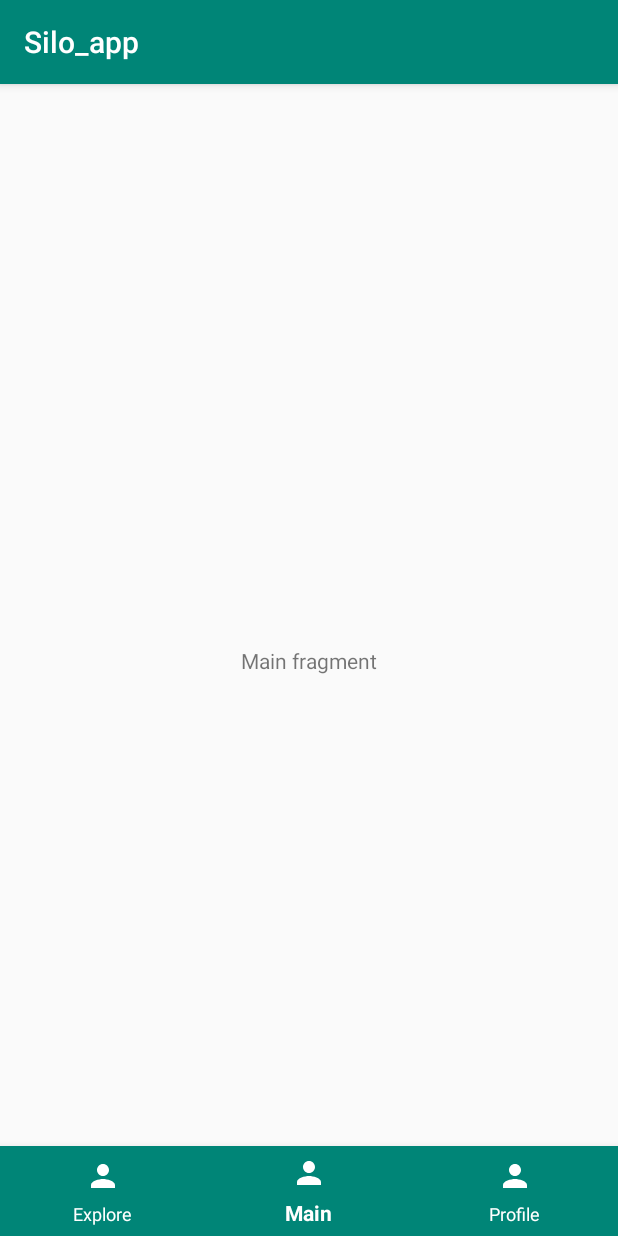
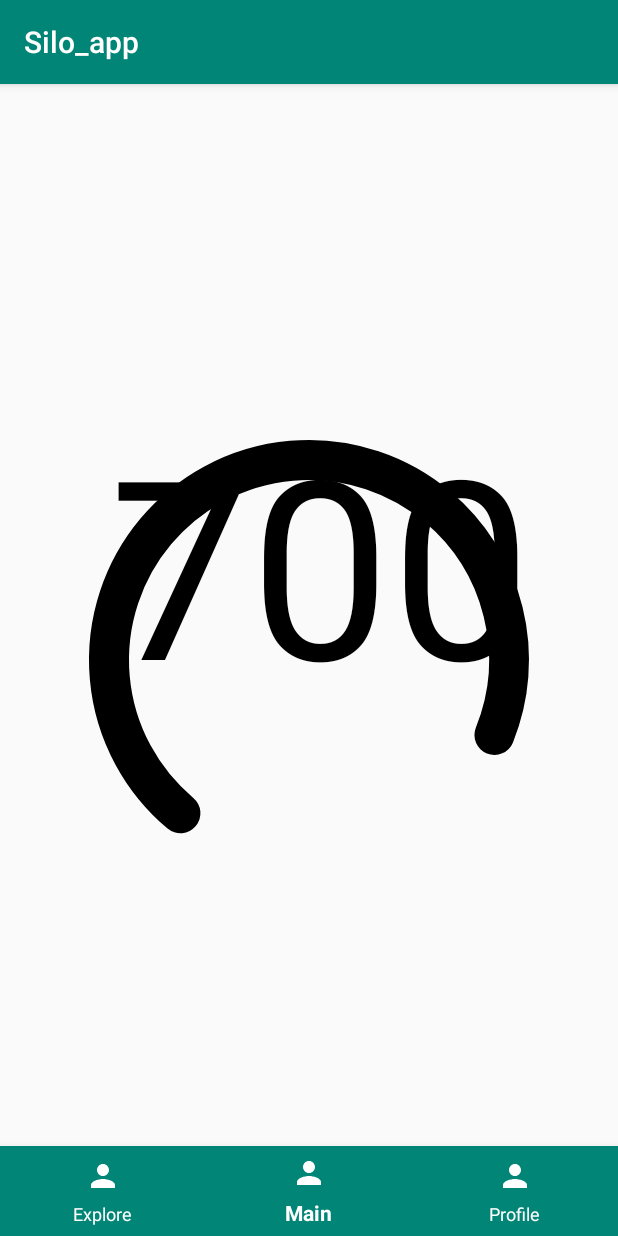
Before and after one commit to rprend/Silo, an Android app: the MainFragment screen opened through its navigation route, on a phone screen of 412 x 824 dp. Run offline under Robolectric (Android 15) with nearby library versions, the phone set to English and light mode, and no system bars; our stand-ins replace navigation-ui.

Commit message:
Implement Text in RingView

```diff
--- a/silo_app/app/src/main/java/com/silo/silo_app/MainFragment.java
+++ b/silo_app/app/src/main/java/com/silo/silo_app/MainFragment.java
@@ -74,6 +74,7 @@ public class MainFragment extends Fragment {
         // Inflate the layout for this fragment
         View view = inflater.inflate(R.layout.fragment_main, container, false);
         ringView = view.findViewById(R.id.ring_view);
+        ringView.setEcoValue(0.7f);
         return view;
     }
 
--- /dev/null
+++ b/silo_app/app/src/main/java/com/silo/silo_app/RingView.kt
@@ -0,0 +1,69 @@
+package com.silo.silo_app
+
+import android.animation.ValueAnimator
+import android.content.Context
+import android.graphics.*
+import android.util.AttributeSet
+import android.view.View
+
+class RingView @JvmOverloads constructor(context: Context, attrs: AttributeSet? = null, defStyleAttr: Int = 0)
+    : View(context, attrs, defStyleAttr) {
+
+    var ecoVal: Float = 0f
+    val backgroundPaint: Paint = Paint().apply {
+        color = Color.BLACK
+        strokeWidth = 40f
+        style = Paint.Style.STROKE
+        strokeCap = Paint.Cap.ROUND
+    }
+
+    val textPaint: Paint = Paint().apply {
+        color = Color.BLACK
+        textSize = 250f
+    }
+
+    var animator: ValueAnimator = ValueAnimator.ofFloat(0f, 270f).apply {
+        duration = 1000
+        addUpdateListener {
+            ecoVal = it.animatedValue as Float
+            invalidate()
+        }
+    }
+
+    fun setEcoValue(newEcoVal: Float) {
+        if (animator.isRunning) {
+            animator.cancel()
+        }
+
+        animator = ValueAnimator.ofFloat(0f, newEcoVal).apply {
+            duration = 1000
+            addUpdateListener {
+                ecoVal = it.animatedValue as Float
+                invalidate()
+            }
+        }
+        animator.start()
+    }
+
+    // Called when the view should render its content.
+    override fun onDraw(canvas: Canvas?) {
+        super.onDraw(canvas)
+        // DRAW STUFF HERE
+        val viewWidth = width / 2f
+        val viewHeight = height / 2f
+
+        val ecoVal: Float = (animator.animatedValue as Float)
+        val mulEcoVal: Float = ecoVal * 1000
+        canvas!!.drawText(mulEcoVal.toInt().toString(), viewWidth - 200, viewHeight, textPaint)
+
+        val padding = 100f
+
+        val leftTopX = padding
+        val leftTopY = padding
+
+        val rightBotX = width - padding
+        val rightBotY = height - padding
+
+        canvas.drawArc(leftTopX, leftTopY, rightBotX, rightBotY, 130f, ecoVal * 360f, false, backgroundPaint)
+    }
+}
--- a/silo_app/app/src/main/res/layout/fragment_main.xml
+++ b/silo_app/app/src/main/res/layout/fragment_main.xml
@@ -7,15 +7,13 @@
     android:layout_height="match_parent"
     tools:context=".MainFragment">
 
-    <!-- TODO: Update blank fragment layout -->
-    <TextView
-        android:id="@+id/textView2"
-        android:layout_width="wrap_content"
-        android:layout_height="wrap_content"
-        android:text="Main fragment"
+    <com.silo.silo_app.RingView
+        android:id="@+id/ring_view"
+        android:layout_width="400dp"
+        android:layout_height="400dp"
         app:layout_constraintBottom_toBottomOf="parent"
-        app:layout_constraintEnd_toEndOf="parent"
-        app:layout_constraintStart_toStartOf="parent"
-        app:layout_constraintTop_toTopOf="parent" />
+        app:layout_constraintLeft_toLeftOf="parent"
+        app:layout_constraintRight_toRightOf="parent"
+        app:layout_constraintTop_toTopOf="parent"/>
 
 </androidx.constraintlayout.widget.ConstraintLayout>
```
